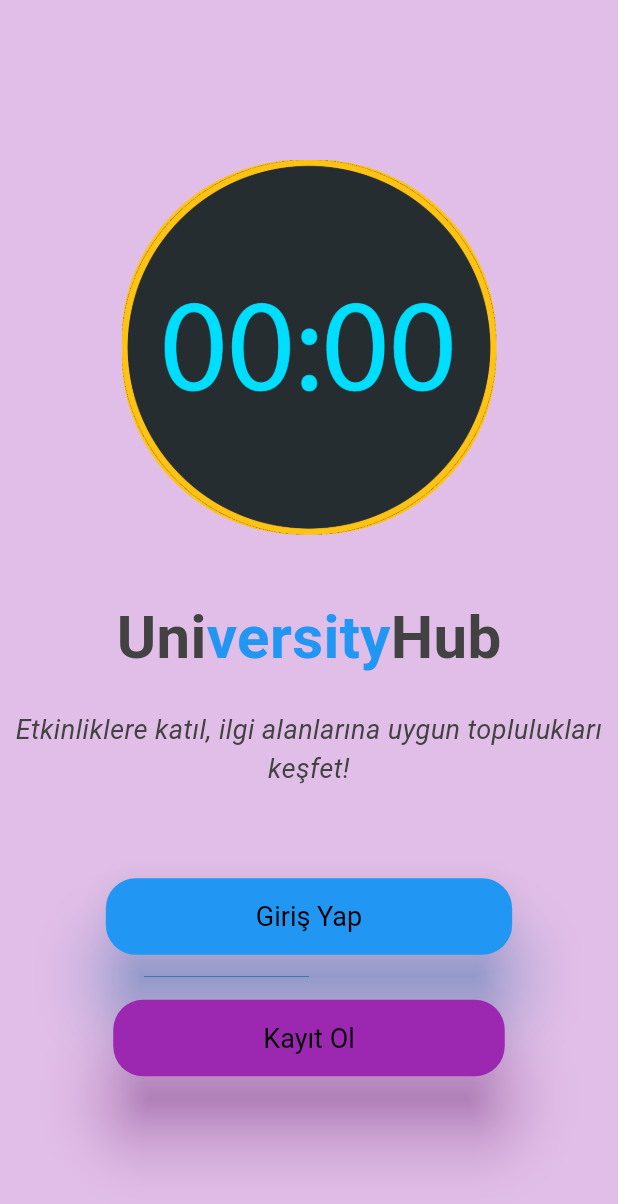
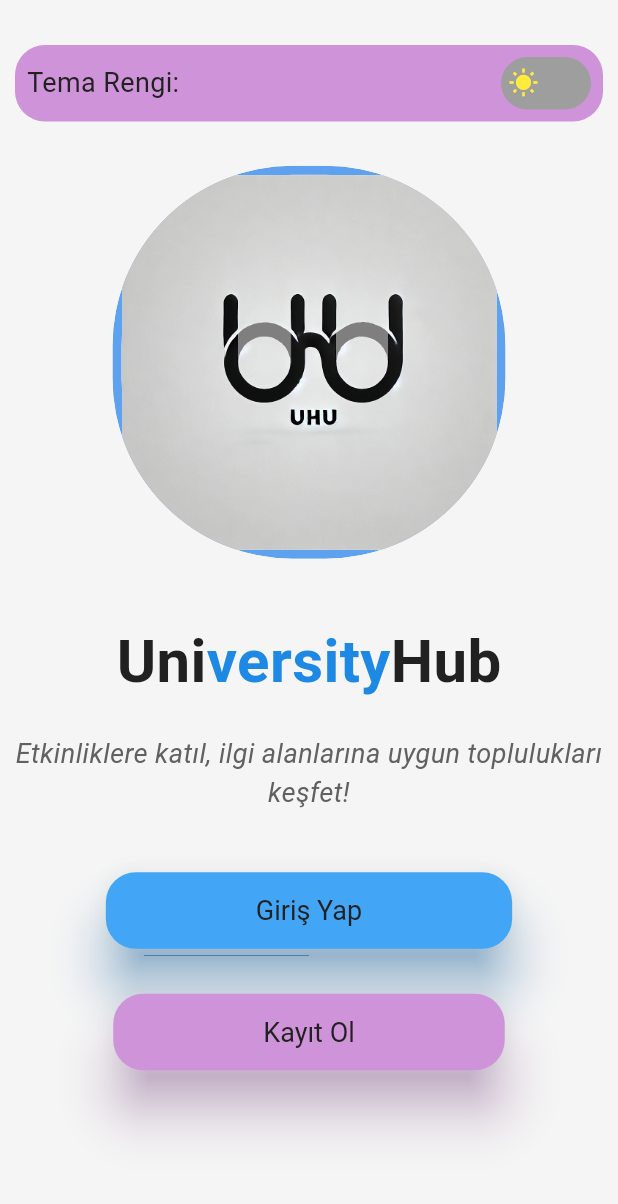
Before and after one commit to aliihsansavas/unihub, a Flutter app: the screen it shows after launch, on a phone screen of 412 x 824 dp. Shown: the top 1204 px of the screen. Run offline on Flutter 3.47's test engine with Material 3 defaults, Android fonts, the phone set to English and light mode, and no system bars; drawn by our look-alikes of animated_text_kit.

Commit message:
added theme color and necessary improvements

```diff
--- a/lib/main.dart
+++ b/lib/main.dart
@@ -16,20 +16,31 @@ import 'pages/admin_panel.dart';
 void main() {
   runApp(UniHubApp());
 }
+class UniHubApp extends StatefulWidget {
+  @override
+  _UniHubAppState createState() => _UniHubAppState();
+}
 
-class UniHubApp extends StatelessWidget {
-  @override
+class _UniHubAppState extends State<UniHubApp> {
+  ThemeMode _themeMode = ThemeMode.light;
+
+  void _toggleTheme(bool isDarkMode) {
+    setState(() {
+      _themeMode = isDarkMode ? ThemeMode.dark : ThemeMode.light;
+    });
+  }
+
+@override
   Widget build(BuildContext context) {
     return MaterialApp(
       debugShowCheckedModeBanner: false,
       title: 'UniHub',
-      theme: ThemeData(
-        primarySwatch: Colors.blue,
-        visualDensity: VisualDensity.adaptivePlatformDensity,
-      ),
+      theme: ThemeData.light(),
+      darkTheme: ThemeData.dark(),
+      themeMode: _themeMode,
       initialRoute: '/welcome',
       routes: {
-        '/welcome': (context) => WelcomePage(),
+        '/welcome': (context) => WelcomePage(onThemeToggle: _toggleTheme),
         '/signup': (context) => SignUpPage(),
         '/login': (context) => LoginPage(),
         '/home': (context) => HomePage(),
--- a/lib/pages/welcome_page.dart
+++ b/lib/pages/welcome_page.dart
@@ -1,24 +1,83 @@
 import 'package:flutter/material.dart';
 import 'package:animated_text_kit/animated_text_kit.dart';
+class WelcomePage extends StatefulWidget {
+  final Function(bool) onThemeToggle;
 
-class WelcomePage extends StatelessWidget {
+  WelcomePage({required this.onThemeToggle});
+
+  @override
+  _WelcomePageState createState() => _WelcomePageState();
+}
+
+class _WelcomePageState extends State<WelcomePage> with SingleTickerProviderStateMixin {
+  late AnimationController _controller;
+  late Animation<Color?> _colorAnimation;
+  late Animation<double> _borderWidthAnimation;
+  bool _isDarkMode = false;
+
+  @override
+  void initState() {
+    super.initState();
+
+    _controller = AnimationController(
+      vsync: this,
+      duration: const Duration(seconds: 1),
+    )..repeat(reverse: true);
+
+    _colorAnimation = ColorTween(
+      begin: const Color(0xFF42A5F5),
+      end: const Color(0xFFCE93D8),
+    ).animate(_controller);
+
+    _borderWidthAnimation = Tween<double>(
+      begin: 5,
+      end: 10,
+    ).animate(_controller);
+  }
+
+  @override
+  void dispose() {
+    _controller.dispose();
+    super.dispose();
+  }
+
   @override
   Widget build(BuildContext context) {
     return Scaffold(
-      backgroundColor: const Color.fromARGB(255, 225, 190, 231),
-      body: SafeArea(
-        child: Column(
+      backgroundColor: _isDarkMode ? const Color(0xFF121212) : const Color(0xFFF5F5F5),
+      body: Stack(
+        children: [
+          Column(
             mainAxisAlignment: MainAxisAlignment.center,
             crossAxisAlignment: CrossAxisAlignment.center,
             children: <Widget>[
-            ClipRRect(
+              AnimatedBuilder(
+                animation: _controller,
+                builder: (context, child) {
+                  return ClipRRect(
                     borderRadius: BorderRadius.circular(120),
-              child: Image.asset(
-                'assets/logo.png',
+                    child: Container(
+                      decoration: BoxDecoration(
+                        border: Border.all(
+                          color: _colorAnimation.value!,
+                          width: _borderWidthAnimation.value,
+                        ),
+                        borderRadius: BorderRadius.circular(120),
+                      ),
+                      child: _isDarkMode ? Image.asset(
+                        'assets/dark_mode.png',
+                        height: 250.0,
+                        width: 250.0,
+                        fit: BoxFit.cover,
+                      ) : Image.asset(
+                        'assets/light_mode.png',
                         height: 250.0,
                         width: 250.0,
                         fit: BoxFit.cover,
                       ),
+                    ),
+                  );
+                },
               ),
               SizedBox(height: 40),
               Center(
@@ -31,7 +90,7 @@ class WelcomePage extends StatelessWidget {
                       style: TextStyle(
                         fontSize: 40.0,
                         fontWeight: FontWeight.bold,
-                      color: const Color.fromARGB(255, 66, 66, 66),
+                        color: _isDarkMode ? const Color(0xFFFFFFFF) : const Color(0xFF212121),
                       ),
                     ),
                     AnimatedTextKit(
@@ -43,7 +102,7 @@ class WelcomePage extends StatelessWidget {
                           textStyle: TextStyle(
                             fontSize: 40.0,
                             fontWeight: FontWeight.bold,
-                          color: const Color.fromARGB(255, 33, 150, 243),
+                            color: const Color(0xFF1E88E5)
                           ),
                           speed: const Duration(milliseconds: 300),
                           cursor: '',
@@ -53,7 +112,7 @@ class WelcomePage extends StatelessWidget {
                           textStyle: TextStyle(
                             fontSize: 40.0,
                             fontWeight: FontWeight.bold,
-                          color: const Color.fromARGB(255, 156, 39, 176),
+                            color: const Color(0xFFCE93D8)
                           ),
                           speed: const Duration(milliseconds: 300),
                           cursor: '',
@@ -65,7 +124,7 @@ class WelcomePage extends StatelessWidget {
                       style: TextStyle(
                         fontSize: 40.0,
                         fontWeight: FontWeight.bold,
-                      color: const Color.fromARGB(255, 66, 66, 66),
+                        color: _isDarkMode ? const Color(0xFFFFFFFF) : const Color(0xFF212121),
                       ),
                     ),
                   ],
@@ -77,11 +136,11 @@ class WelcomePage extends StatelessWidget {
                 style: TextStyle(
                   fontSize: 18.0,
                   fontStyle: FontStyle.italic,
-                color: const Color.fromARGB(255, 66, 66, 66),
+                  color: _isDarkMode ? const Color(0xFFBDBDBD) : const Color(0xFF616161),
                 ),
                 textAlign: TextAlign.center,
               ),
-            SizedBox(height: 60),
+              SizedBox(height: 40),
               ElevatedButton(
                 onPressed: () {
                   Navigator.pushNamed(context, '/login');
@@ -90,11 +149,11 @@ class WelcomePage extends StatelessWidget {
                 style: ElevatedButton.styleFrom(
                   padding: EdgeInsets.symmetric(vertical: 15, horizontal: 100),
                   textStyle: TextStyle(fontSize: 18),
-                backgroundColor: const Color.fromARGB(255, 33, 150, 243),
-                foregroundColor: const Color.fromARGB(255, 0, 0, 0),
+                  backgroundColor: _isDarkMode ? const Color(0xFF1E88E5) : const Color(0xFF42A5F5),
+                  foregroundColor: _isDarkMode ? const Color(0xFFFFFFFF) :  const Color(0xFF212121),
                   shape: RoundedRectangleBorder(borderRadius: BorderRadius.circular(20)),
-                elevation: 20,
-                shadowColor: const Color.fromARGB(255, 33, 150, 243), // Gölge rengi
+                  elevation: 15,
+                  shadowColor: _isDarkMode ? const Color(0xFF1E88E5) : const Color(0xFF42A5F5),
                 ),
               ),
               SizedBox(height: 30),
@@ -106,16 +165,71 @@ class WelcomePage extends StatelessWidget {
                 style: ElevatedButton.styleFrom(
                   padding: EdgeInsets.symmetric(vertical: 15, horizontal: 100),
                   textStyle: TextStyle(fontSize: 18),
-                backgroundColor: const Color.fromARGB(255, 156, 39, 176),
-                foregroundColor: const Color.fromARGB(255, 0, 0, 0),
+                  backgroundColor: _isDarkMode ? const Color(0xFF7B1FA2) : const Color(0xFFCE93D8),
+                  foregroundColor: _isDarkMode ? const Color(0xFFFFFFFF) :  const Color(0xFF212121),
                   shape: RoundedRectangleBorder(borderRadius: BorderRadius.circular(20)),
-                elevation: 20,
-                shadowColor: const Color.fromARGB(255, 156, 39, 176),
+                  elevation: 15,
+                  shadowColor: _isDarkMode ? const Color(0xFF7B1FA2) : const Color(0xFFCE93D8),
+                ),
+              ),
+            ],
+          ),
+          Positioned(
+            top: 20,
+            left: 0,
+            right: 0,
+            child: Container(
+              padding: const EdgeInsets.all(10),
+              child: GestureDetector(
+                onTap: () {
+                  setState(() {
+                    _isDarkMode = !_isDarkMode;
+                  });
+                  widget.onThemeToggle(_isDarkMode);
+                },
+                child: Container(
+                  padding: EdgeInsets.all(8.0),
+                  decoration: BoxDecoration(
+                    color: _isDarkMode ? const Color(0xFF42A5F5) : const Color(0xFFCE93D8),
+                    borderRadius: BorderRadius.circular(20),
+                  ),
+                  child: Row(
+                    mainAxisAlignment: MainAxisAlignment.spaceBetween,
+                    children: [
+                      Text(
+                        "Tema Rengi:",
+                        style: TextStyle(
+                          fontSize: 18.0,
+                          color: _isDarkMode ? const Color(0xFFFFFFFF) : const Color(0xFF212121),
+                        ),
+                      ),
+                      Container(
+                        width: 60,
+                        height: 35,
+                        decoration: BoxDecoration(
+                          color: _isDarkMode ? Colors.amber : Colors.grey,
+                          borderRadius: BorderRadius.circular(30),
+                        ),
+                        child: Padding(
+                          padding: EdgeInsets.all(5.0),
+                          child: Align(
+                            alignment: _isDarkMode ? Alignment.centerRight : Alignment.centerLeft,
+                            child: Icon(
+                              _isDarkMode ? Icons.nightlight_round : Icons.wb_sunny,
+                              color: _isDarkMode ? Colors.white : Colors.yellow,
+                              size: 20,
+                            ),
+                          ),
                         ),
                       ),
                     ],
                   ),
                 ),
+              ),
+            ),
+          ),
+        ],
+      ),
     );
   }
 }
--- a/pubspec.yaml
+++ b/pubspec.yaml
@@ -4,7 +4,7 @@ description: "A new Flutter project."
 flutter_icons:
   android: true
   ios: true
-  image_path: assets/logo.png
+  image_path: assets/light_mode.png
 
 publish_to: 'none'
 
@@ -27,5 +27,6 @@ dev_dependencies:
 
 flutter:
   assets:
-    - assets/logo.png
+    - assets/light_mode.png
+    - assets/dark_mode.png
   uses-material-design: true
```
Also changed, not shown: assets/dark_mode.png (added), assets/light_mode.png (added), assets/logo.png (deleted), 21 other files. Lines whose indentation alone changed are shown as unchanged.
